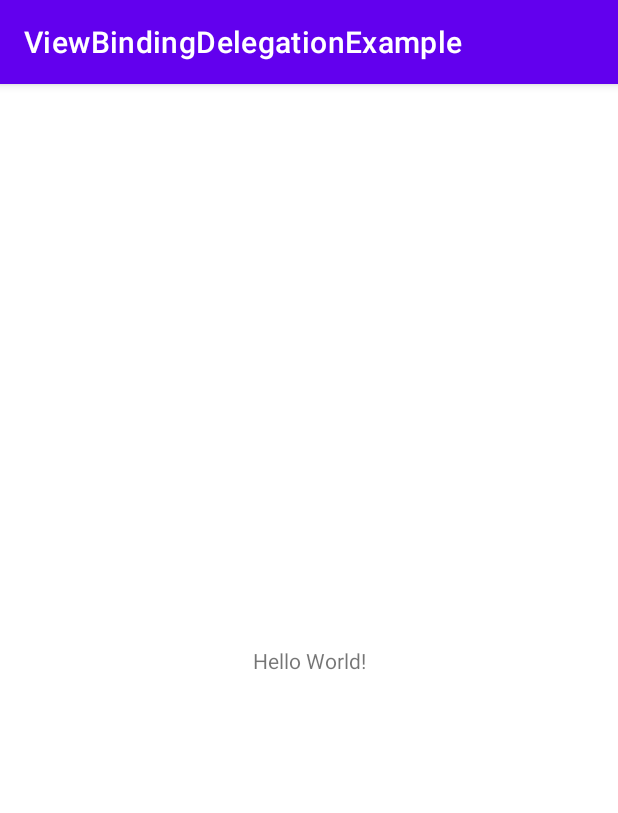
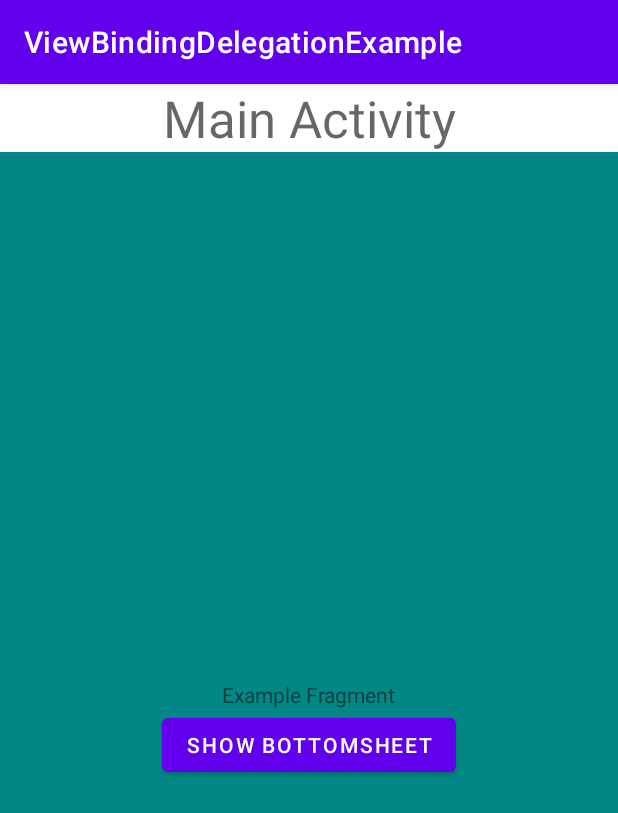
Before and after one commit to vsukharew/ViewBindingDelegation, an Android app: the screen it shows after launch (MainActivity), on a phone screen of 412 x 824 dp. Shown: the top 813 px of the screen. Run offline under Robolectric (Android 15) with nearby library versions, the phone set to English and light mode, and no system bars.

Commit message:
view binding delegation example

```diff
--- a/app/build.gradle
+++ b/app/build.gradle
@@ -16,7 +16,9 @@ android {
 
         testInstrumentationRunner "androidx.test.runner.AndroidJUnitRunner"
     }
-
+    buildFeatures {
+        viewBinding true
+    }
     buildTypes {
         release {
             minifyEnabled false
@@ -42,4 +44,5 @@ dependencies {
     testImplementation 'junit:junit:4.+'
     androidTestImplementation 'androidx.test.ext:junit:1.1.2'
     androidTestImplementation 'androidx.test.espresso:espresso-core:3.3.0'
+    debugImplementation 'com.squareup.leakcanary:leakcanary-android:2.7'
 }
--- /dev/null
+++ b/app/src/main/java/vsukharew/viewbindingdelegationexample/BaseFragment.kt
@@ -0,0 +1,19 @@
+package vsukharew.viewbindingdelegationexample
+
+import android.os.Bundle
+import android.view.LayoutInflater
+import android.view.View
+import android.view.ViewGroup
+import androidx.annotation.LayoutRes
+import androidx.fragment.app.Fragment
+import androidx.viewbinding.ViewBinding
+
+abstract class BaseFragment : Fragment() {
+    protected abstract val binding: ViewBinding
+
+    override fun onCreateView(
+        inflater: LayoutInflater,
+        container: ViewGroup?,
+        savedInstanceState: Bundle?
+    ): View = binding.root
+}
--- /dev/null
+++ b/app/src/main/java/vsukharew/viewbindingdelegationexample/ExampleFragment.kt
@@ -0,0 +1,19 @@
+package vsukharew.viewbindingdelegationexample
+
+import android.os.Bundle
+import android.view.View
+import vsukharew.viewbindingdelegationexample.databinding.FragmentExampleBinding
+import vsukharew.viewbindingdelegationexample.viewbinding.fragmentViewBinding
+
+class ExampleFragment : BaseFragment() {
+    override val binding: FragmentExampleBinding by fragmentViewBinding(FragmentExampleBinding::inflate)
+
+    override fun onViewCreated(view: View, savedInstanceState: Bundle?) {
+        super.onViewCreated(view, savedInstanceState)
+        binding.showBottomsheet.apply {
+            setOnClickListener {
+                ExampleBottomSheetDialog().show(childFragmentManager, null)
+            }
+        }
+    }
+}
--- a/app/src/main/java/vsukharew/viewbindingdelegationexample/MainActivity.kt
+++ b/app/src/main/java/vsukharew/viewbindingdelegationexample/MainActivity.kt
@@ -1,11 +1,25 @@
 package vsukharew.viewbindingdelegationexample
 
+import android.os.Bundle
+import android.widget.Toast
 import androidx.appcompat.app.AppCompatActivity
-import android.os.Bundle
+import vsukharew.viewbindingdelegationexample.databinding.ActivityMainBinding
+import vsukharew.viewbindingdelegationexample.viewbinding.activityViewBinding
 
 class MainActivity : AppCompatActivity() {
+    private val binding: ActivityMainBinding by activityViewBinding(ActivityMainBinding::inflate)
+
     override fun onCreate(savedInstanceState: Bundle?) {
         super.onCreate(savedInstanceState)
-        setContentView(R.layout.activity_main)
+        setContentView(binding.root)
+        supportFragmentManager.beginTransaction()
+            .replace(binding.fragmentContainer.id, ExampleFragment())
+            .addToBackStack(null)
+            .commit()
+        binding.text.apply {
+            setOnClickListener {
+                Toast.makeText(context, "Main activity clicked", Toast.LENGTH_SHORT).show()
+            }
+        }
     }
 }
--- /dev/null
+++ b/app/src/main/java/vsukharew/viewbindingdelegationexample/viewbinding/ActivityViewBindingProperty.kt
@@ -0,0 +1,25 @@
+package vsukharew.viewbindingdelegationexample.viewbinding
+
+import android.view.LayoutInflater
+import androidx.appcompat.app.AppCompatActivity
+import androidx.viewbinding.ViewBinding
+import kotlin.properties.ReadOnlyProperty
+import kotlin.reflect.KProperty
+
+/**
+ * Delegate property for initializing activity layout views
+ */
+class ActivityViewBindingProperty<T: ViewBinding>(
+    bindingInitializer: (LayoutInflater) -> T
+) : ViewBindingProperty<T>(bindingInitializer), ReadOnlyProperty<AppCompatActivity, T> {
+
+    override fun getValue(thisRef: AppCompatActivity, property: KProperty<*>): T {
+        return binding ?: run {
+            thisRef.lifecycle.let {
+                it.addObserver(this)
+                lifecycle = it
+            }
+            bindingInitializer.invoke(thisRef.layoutInflater).also { binding = it }
+        }
+    }
+}
--- /dev/null
+++ b/app/src/main/java/vsukharew/viewbindingdelegationexample/viewbinding/FragmentViewBindingProperty.kt
@@ -0,0 +1,25 @@
+package vsukharew.viewbindingdelegationexample.viewbinding
+
+import android.view.LayoutInflater
+import androidx.fragment.app.Fragment
+import androidx.viewbinding.ViewBinding
+import kotlin.properties.ReadOnlyProperty
+import kotlin.reflect.KProperty
+
+/**
+ * Delegate property for initializing fragment layout views
+ */
+class FragmentViewBindingProperty<T : ViewBinding>(
+    bindingInitializer: (LayoutInflater) -> T
+) : ViewBindingProperty<T>(bindingInitializer), ReadOnlyProperty<Fragment, T> {
+
+    override fun getValue(thisRef: Fragment, property: KProperty<*>): T {
+        return binding ?: run {
+            thisRef.viewLifecycleOwner.lifecycle.let {
+                it.addObserver(this)
+                lifecycle = it
+            }
+            bindingInitializer.invoke(thisRef.layoutInflater).also { binding = it }
+        }
+    }
+}
--- /dev/null
+++ b/app/src/main/java/vsukharew/viewbindingdelegationexample/viewbinding/ViewBindingProperty.kt
@@ -0,0 +1,21 @@
+package vsukharew.viewbindingdelegationexample.viewbinding
+
+import android.view.LayoutInflater
+import androidx.lifecycle.Lifecycle
+import androidx.lifecycle.LifecycleObserver
+import androidx.lifecycle.OnLifecycleEvent
+import androidx.viewbinding.ViewBinding
+
+open class ViewBindingProperty<T: ViewBinding>(
+    protected val bindingInitializer: (LayoutInflater) -> T
+) : LifecycleObserver {
+    protected var binding: T? = null
+    protected var lifecycle: Lifecycle? = null
+
+    @OnLifecycleEvent(Lifecycle.Event.ON_DESTROY)
+    fun destroyView() {
+        lifecycle?.removeObserver(this)
+        lifecycle = null
+        binding = null
+    }
+}
--- /dev/null
+++ b/app/src/main/java/vsukharew/viewbindingdelegationexample/viewbinding/ViewBindingWrappers.kt
@@ -0,0 +1,18 @@
+package vsukharew.viewbindingdelegationexample.viewbinding
+
+import android.view.LayoutInflater
+import androidx.viewbinding.ViewBinding
+
+/**
+ * wrapper above [FragmentViewBindingProperty]
+ */
+fun <T: ViewBinding> fragmentViewBinding(
+    bindingInitializer: (LayoutInflater) -> T
+): FragmentViewBindingProperty<T> = FragmentViewBindingProperty(bindingInitializer)
+
+/**
+ * wrapper above [ActivityViewBindingProperty]
+ */
+fun <T: ViewBinding> activityViewBinding(
+    bindingInitializer: (LayoutInflater) -> T
+): ActivityViewBindingProperty<T> = ActivityViewBindingProperty(bindingInitializer)
--- a/app/src/main/res/layout/activity_main.xml
+++ b/app/src/main/res/layout/activity_main.xml
@@ -7,12 +7,28 @@
     tools:context=".MainActivity">
 
     <TextView
-        android:layout_width="wrap_content"
+        android:id="@+id/text"
+        android:layout_width="match_parent"
         android:layout_height="wrap_content"
-        android:text="Hello World!"
-        app:layout_constraintBottom_toBottomOf="parent"
+        android:gravity="center"
+        android:clickable="true"
+        android:focusable="true"
+        android:text="@string/main_activity_example_text"
+        android:background="?attr/selectableItemBackground"
+        android:textAppearance="@style/TextAppearance.AppCompat.Display1"
+        app:layout_constraintBottom_toTopOf="@id/fragment_container"
         app:layout_constraintLeft_toLeftOf="parent"
         app:layout_constraintRight_toRightOf="parent"
-        app:layout_constraintTop_toTopOf="parent" />
+        app:layout_constraintTop_toTopOf="parent"
+        app:layout_constraintVertical_bias="0.1" />
+
+    <FrameLayout
+        android:id="@+id/fragment_container"
+        android:layout_width="match_parent"
+        android:layout_height="0dp"
+        app:layout_constraintBottom_toBottomOf="parent"
+        app:layout_constraintEnd_toEndOf="parent"
+        app:layout_constraintStart_toStartOf="parent"
+        app:layout_constraintTop_toBottomOf="@id/text" />
 
 </androidx.constraintlayout.widget.ConstraintLayout>
--- /dev/null
+++ b/app/src/main/res/layout/fragment_example.xml
@@ -0,0 +1,27 @@
+<?xml version="1.0" encoding="utf-8"?>
+<androidx.constraintlayout.widget.ConstraintLayout xmlns:android="http://schemas.android.com/apk/res/android"
+    android:layout_width="match_parent"
+    android:layout_height="match_parent"
+    android:background="@color/teal_700"
+    xmlns:app="http://schemas.android.com/apk/res-auto">
+
+    <TextView
+        android:id="@+id/text"
+        android:layout_width="wrap_content"
+        android:layout_height="wrap_content"
+        app:layout_constraintTop_toTopOf="parent"
+        app:layout_constraintBottom_toBottomOf="parent"
+        app:layout_constraintStart_toStartOf="parent"
+        app:layout_constraintEnd_toEndOf="parent"
+        android:text="@string/example_fragment_example_text"/>
+
+    <com.google.android.material.button.MaterialButton
+        android:id="@+id/show_bottomsheet"
+        android:layout_width="wrap_content"
+        android:layout_height="wrap_content"
+        android:text="@string/example_fragment_show_bottom_sheet_btn"
+        app:layout_constraintTop_toBottomOf="@id/text"
+        app:layout_constraintStart_toStartOf="parent"
+        app:layout_constraintEnd_toEndOf="parent"/>
+
+</androidx.constraintlayout.widget.ConstraintLayout>
--- a/app/src/main/res/values/strings.xml
+++ b/app/src/main/res/values/strings.xml
@@ -1,3 +1,9 @@
 <resources>
     <string name="app_name">ViewBindingDelegationExample</string>
+    <string name="main_activity_example_text">Main Activity</string>
+    <string name="main_activity_add_fragment_btn">Add fragment</string>
+    <string name="example_fragment_example_text">Example Fragment</string>
+    <string name="example_fragment_show_bottom_sheet_btn">Show bottomsheet</string>
+    <string name="bottom_sheet_camera_text">Camera</string>
+    <string name="bottom_sheet_gallery_text">Gallery</string>
 </resources>
```
Also changed, not shown: app/src/main/java/vsukharew/viewbindingdelegationexample/BaseBottomSheetDialog.kt (added, +19 -0 lines), app/src/main/java/vsukharew/viewbindingdelegationexample/ExampleBottomSheetDialog.kt (added, +25 -0 lines), app/src/main/res/layout/dialog_example_bottom_sheet.xml (added, +31 -0 lines).
